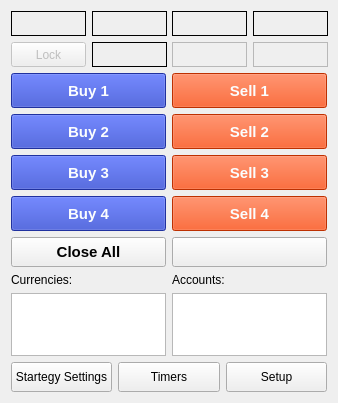
alimogh/trdk, file sources/FrontEnd/WilliamCarryFrontEnd/MultiBrokerWidget.ui: the form before one commit.
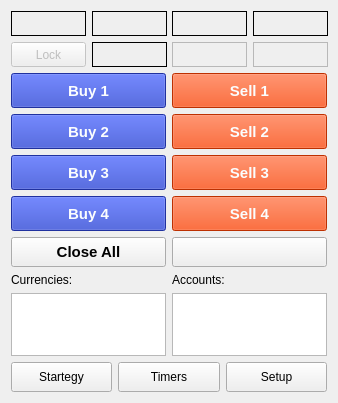
The form after the commit.

Commit message: [WilliamCarry] Strategies settings dialog template.

What changed in the file:
```diff
--- a/sources/FrontEnd/WilliamCarryFrontEnd/MultiBrokerWidget.ui
+++ b/sources/FrontEnd/WilliamCarryFrontEnd/MultiBrokerWidget.ui
@@ -583,7 +583,7 @@
         </size>
        </property>
        <property name="text">
-        <string>Startegy Settings</string>
+        <string>Startegy</string>
        </property>
       </widget>
      </item>
```
Left out of the diff: 4 changed lines with no effect on the pictures. The commit also changes 9 other files.
